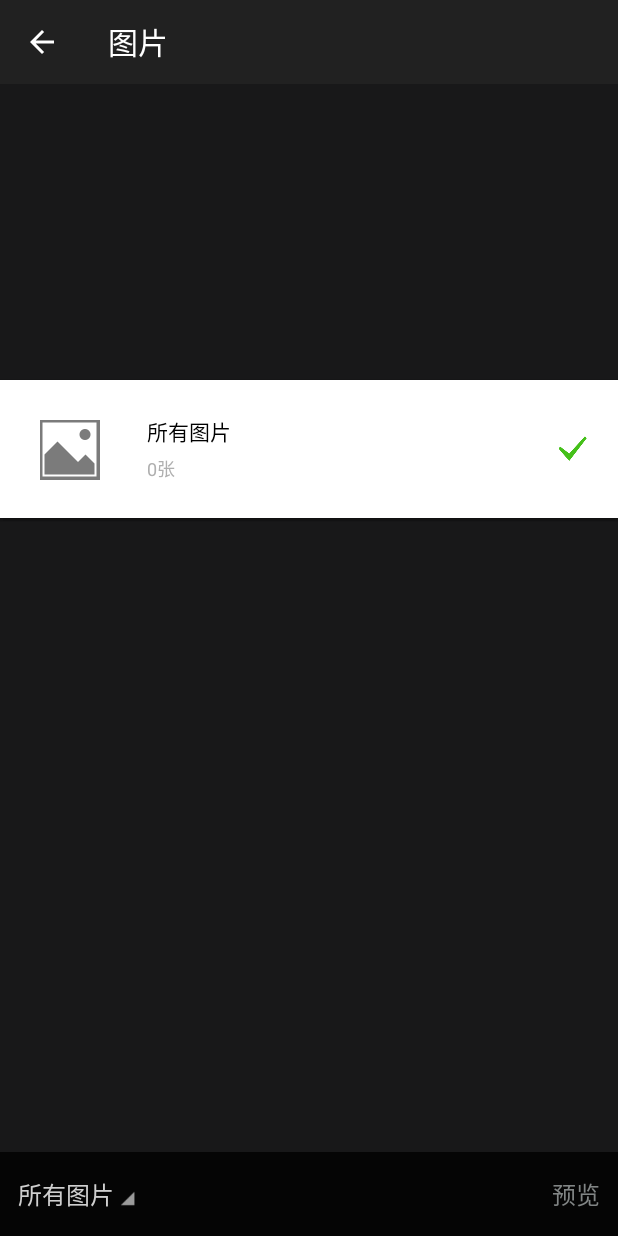
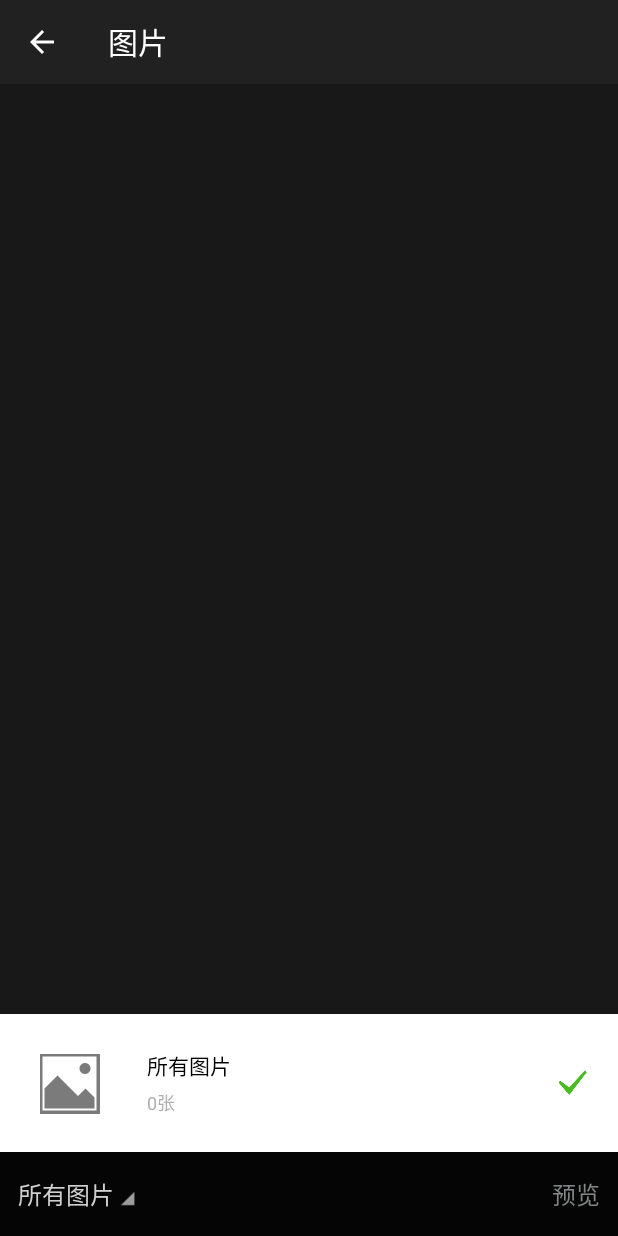
Before and after one commit to AresCool/PhotoPicker, an Android app: the PhotoPickerActivity screen opened directly, with no data from a screen before it, after a tap on "所有图片", on a phone screen of 412 x 824 dp. Run offline under Robolectric (Android 15) with nearby library versions, the phone set to English and light mode, and no system bars; pictures from the network do not load; 3 statements that could not run were skipped.

Commit message:
添加动态设置相册列表高度

```diff
--- a/photopicker/src/main/java/com/foamtrace/photopicker/PhotoPickerActivity.java
+++ b/photopicker/src/main/java/com/foamtrace/photopicker/PhotoPickerActivity.java
@@ -15,6 +15,7 @@ import android.support.v4.content.Loader;
 import android.support.v7.app.AppCompatActivity;
 import android.support.v7.widget.ListPopupWindow;
 import android.support.v7.widget.Toolbar;
+import android.text.TextUtils;
 import android.util.Log;
 import android.view.Menu;
 import android.view.MenuItem;
@@ -52,6 +53,8 @@ public class PhotoPickerActivity extends AppCompatActivity{
     public static final String EXTRA_SHOW_CAMERA = "show_camera";
     /** 默认选择的数据集 */
     public static final String EXTRA_DEFAULT_SELECTED_LIST = "default_result";
+    /** 筛选照片配置信息 */
+    public static final String EXTRA_IMAGE_CONFIG = "image_config";
     /** 选择结果，返回为 ArrayList&lt;String&gt; 图片路径集合  */
     public static final String EXTRA_RESULT = "select_result";
 
@@ -73,6 +76,7 @@ public class PhotoPickerActivity extends AppCompatActivity{
     // 最大照片数量
     private ImageCaptureManager captureManager;
     private int mDesireImageCount;
+    private ImageConfig imageConfig; // 照片配置
 
     private ImageGridAdapter mImageAdapter;
     private FolderAdapter mFolderAdapter;
@@ -87,6 +91,9 @@ public class PhotoPickerActivity extends AppCompatActivity{
         setContentView(R.layout.activity_photopicker);
 
         initViews();
+
+        // 照片属性
+        imageConfig = getIntent().getParcelableExtra(EXTRA_IMAGE_CONFIG);
 
         // 首次加载所有图片
         getSupportLoaderManager().initLoader(LOADER_ALL, null, mLoaderCallback);
@@ -191,16 +198,30 @@ public class PhotoPickerActivity extends AppCompatActivity{
     }
 
     private void createPopupFolderList(){
-        // 设置屏幕宽高
-        int screenWidth = getResources().getDisplayMetrics().widthPixels;
-        int screenHeigh = getResources().getDisplayMetrics().heightPixels;
 
         mFolderPopupWindow = new ListPopupWindow(mCxt);
         mFolderPopupWindow.setBackgroundDrawable(new ColorDrawable(Color.TRANSPARENT));
         mFolderPopupWindow.setAdapter(mFolderAdapter);
-        mFolderPopupWindow.setContentWidth(screenWidth);
-        mFolderPopupWindow.setWidth(screenWidth);
-        mFolderPopupWindow.setHeight(screenHeigh * 5 / 8);
+        mFolderPopupWindow.setContentWidth(ListPopupWindow.MATCH_PARENT);
+        mFolderPopupWindow.setWidth(ListPopupWindow.MATCH_PARENT);
+
+        // 计算ListPopupWindow内容的高度(忽略mPopupAnchorView.height)，R.layout.item_foloer
+        int folderItemViewHeight =
+                // 图片高度
+                getResources().getDimensionPixelOffset(R.dimen.folder_cover_size) +
+                // Padding Top
+                getResources().getDimensionPixelOffset(R.dimen.folder_padding) +
+                // Padding Bottom
+                getResources().getDimensionPixelOffset(R.dimen.folder_padding);
+        int folderViewHeight = mFolderAdapter.getCount() * folderItemViewHeight;
+
+        int screenHeigh = getResources().getDisplayMetrics().heightPixels;
+        if(folderViewHeight >= screenHeigh){
+            mFolderPopupWindow.setHeight(Math.round(screenHeigh * 0.6f));
+        }else{
+            mFolderPopupWindow.setHeight(ListPopupWindow.WRAP_CONTENT);
+        }
+
         mFolderPopupWindow.setAnchorView(mPopupAnchorView);
         mFolderPopupWindow.setModal(true);
         mFolderPopupWindow.setAnimationStyle(R.style.Animation_AppCompat_DropDownUp);
@@ -307,12 +328,9 @@ public class PhotoPickerActivity extends AppCompatActivity{
                 mFolderPopupWindow.dismiss();
             }
 
-            // 重置PopupWindow宽高
-            int screenWidth = getResources().getDisplayMetrics().widthPixels;
+            // 重置PopupWindow高度
             int screenHeigh = getResources().getDisplayMetrics().heightPixels;
-
-            mFolderPopupWindow.setWidth(screenWidth);
-            mFolderPopupWindow.setHeight(screenHeigh * 5 / 8);
+            mFolderPopupWindow.setHeight(Math.round(screenHeigh * 0.6f));
         }
 
         super.onConfigurationChanged(newConfig);
@@ -383,22 +401,59 @@ public class PhotoPickerActivity extends AppCompatActivity{
                 MediaStore.Images.Media.DATE_ADDED,
                 MediaStore.Images.Media.WIDTH,
                 MediaStore.Images.Media.HEIGHT,
+                MediaStore.Images.Media.MIME_TYPE,
+                MediaStore.Images.Media.SIZE,
                 MediaStore.Images.Media._ID };
-
-        // 根据图片设置参数新增验证条件
-
 
         @Override
         public Loader<Cursor> onCreateLoader(int id, Bundle args) {
+
+            // 根据图片设置参数新增验证条件
+            StringBuilder selectionArgs = new StringBuilder();
+
+            if(imageConfig != null){
+                if(imageConfig.minWidth != 0){
+                    selectionArgs.append(MediaStore.Images.Media.WIDTH + " >= " + imageConfig.minWidth);
+                }
+
+                if(imageConfig.minHeight != 0){
+                    selectionArgs.append("".equals(selectionArgs.toString()) ? "" : " and ");
+                    selectionArgs.append(MediaStore.Images.Media.HEIGHT + " >= " + imageConfig.minHeight);
+                }
+
+                if(imageConfig.minSize != 0f){
+                    selectionArgs.append("".equals(selectionArgs.toString()) ? "" : " and ");
+                    selectionArgs.append(MediaStore.Images.Media.SIZE + " >= " + imageConfig.minSize);
+                }
+
+                if(imageConfig.mimeType != null){
+                    selectionArgs.append(" and (");
+                    for(int i = 0, len = imageConfig.mimeType.length; i < len; i++){
+                        if(i != 0){
+                            selectionArgs.append(" or ");
+                        }
+                        selectionArgs.append(MediaStore.Images.Media.MIME_TYPE + " = '" + imageConfig.mimeType[i] + "'");
+                    }
+                    selectionArgs.append(")");
+                }
+            }
+
+            Log.e("--selection--", selectionArgs.toString());
+
             if(id == LOADER_ALL) {
+
                 CursorLoader cursorLoader = new CursorLoader(mCxt,
                         MediaStore.Images.Media.EXTERNAL_CONTENT_URI, IMAGE_PROJECTION,
-                        null, null, IMAGE_PROJECTION[2] + " DESC");
+                        selectionArgs.toString(), null, IMAGE_PROJECTION[2] + " DESC");
                 return cursorLoader;
             }else if(id == LOADER_CATEGORY){
+                String selectionStr = selectionArgs.toString();
+                if(!"".equals(selectionStr)){
+                    selectionStr += " and" + selectionStr;
+                }
                 CursorLoader cursorLoader = new CursorLoader(mCxt,
                         MediaStore.Images.Media.EXTERNAL_CONTENT_URI, IMAGE_PROJECTION,
-                        IMAGE_PROJECTION[0] + " like '%" + args.getString("path") + "%'", null,
+                        IMAGE_PROJECTION[0] + " like '%" + args.getString("path") + "%'" + selectionStr, null,
                         IMAGE_PROJECTION[2] + " DESC");
                 return cursorLoader;
             }
@@ -419,8 +474,10 @@ public class PhotoPickerActivity extends AppCompatActivity{
                         long dateTime = data.getLong(data.getColumnIndexOrThrow(IMAGE_PROJECTION[2]));
                         int width = data.getInt(data.getColumnIndexOrThrow(IMAGE_PROJECTION[3]));
                         int height = data.getInt(data.getColumnIndexOrThrow(IMAGE_PROJECTION[4]));
+                        String mimetype = data.getString(data.getColumnIndexOrThrow(IMAGE_PROJECTION[5]));
+                        long size = data.getLong(data.getColumnIndexOrThrow(IMAGE_PROJECTION[6]));
 
-                        Log.e("--", width + " -- " + height);
+                        Log.e("--", width + " -- " + height + " -- " + mimetype + " -- " + size);
 
                         Image image = new Image(path, name, dateTime);
                         images.add(image);
--- a/photopicker/src/main/res/layout/item_folder.xml
+++ b/photopicker/src/main/res/layout/item_folder.xml
@@ -1,8 +1,8 @@
 <?xml version="1.0" encoding="utf-8"?>
 <RelativeLayout xmlns:android="http://schemas.android.com/apk/res/android"
     xmlns:tools="http://schemas.android.com/tools"
-    android:paddingTop="10dp"
-    android:paddingBottom="10dp"
+    android:paddingTop="@dimen/folder_padding"
+    android:paddingBottom="@dimen/folder_padding"
     android:background="@android:color/white"
     android:orientation="horizontal"
     android:layout_width="match_parent"
--- a/photopicker/src/main/res/values/dimens.xml
+++ b/photopicker/src/main/res/values/dimens.xml
@@ -1,4 +1,5 @@
 <resources>
+    <dimen name="folder_padding">10dp</dimen>
     <dimen name="folder_cover_size">72dp</dimen>
     <dimen name="image_size">120dp</dimen>
     <dimen name="space_size">2dp</dimen>
```
